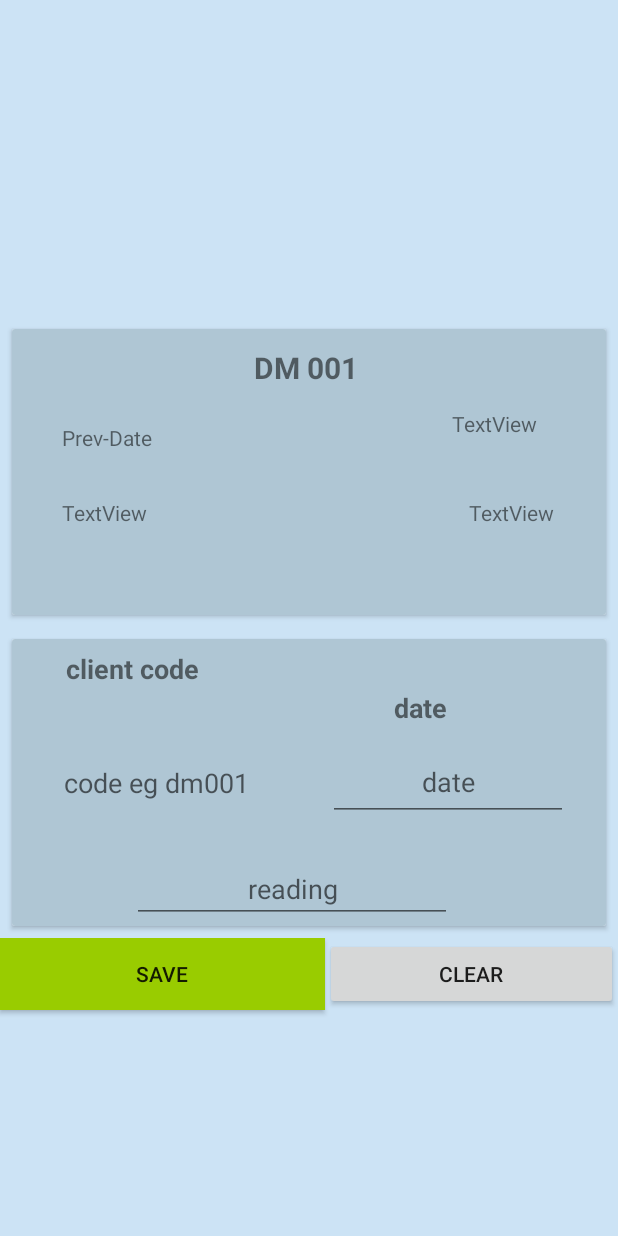
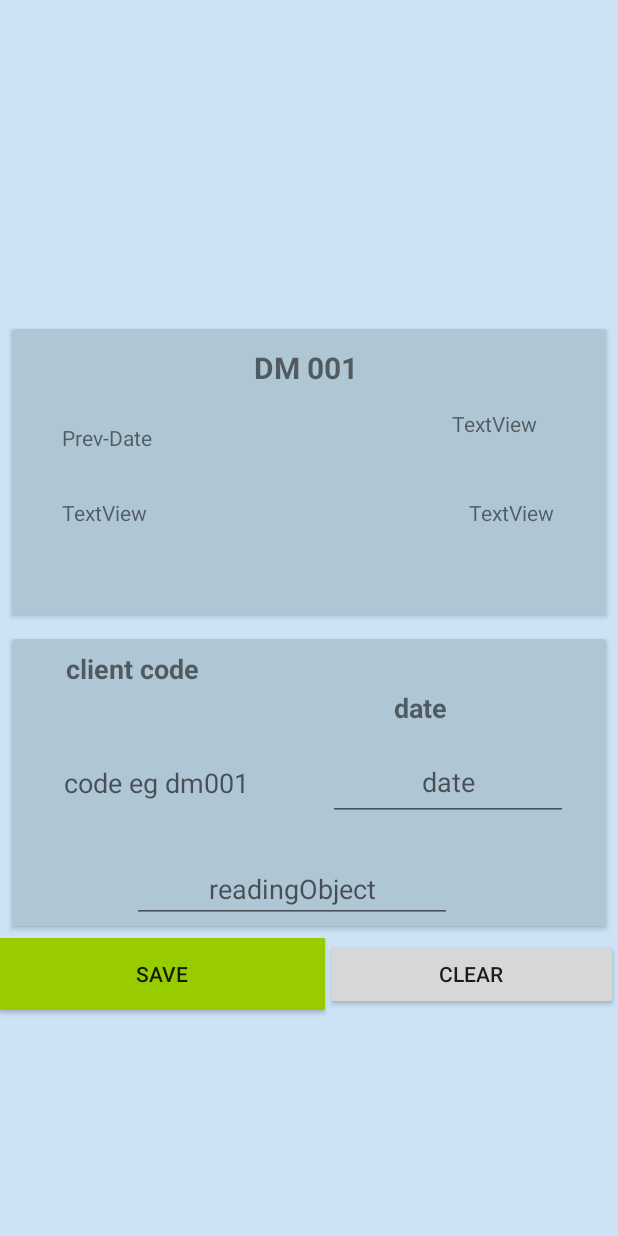
Before and after one commit to amshelhack3r/eureka_android, an Android app: the ReadingPage screen opened directly, with no data from a screen before it, on a phone screen of 412 x 824 dp. Run offline under Robolectric (Android 15) with nearby library versions, the phone set to English and light mode, and no system bars; our stand-ins replace Volley; libraries missing offline, so code that uses them is left out: es.dmoral.toasty.

Commit message:
change name from reading to reading object

```diff
--- a/app/src/main/res/layout/activity_readings.xml
+++ b/app/src/main/res/layout/activity_readings.xml
@@ -208,7 +208,7 @@
                 android:layout_marginRight="63dp"
                 android:layout_marginStart="65dp"
                 android:ems="10"
-                android:hint="reading"
+                android:hint="readingObject"
                 android:inputType="number"
                 android:textAlignment="center"
                 app:layout_constraintBottom_toBottomOf="parent"
```
